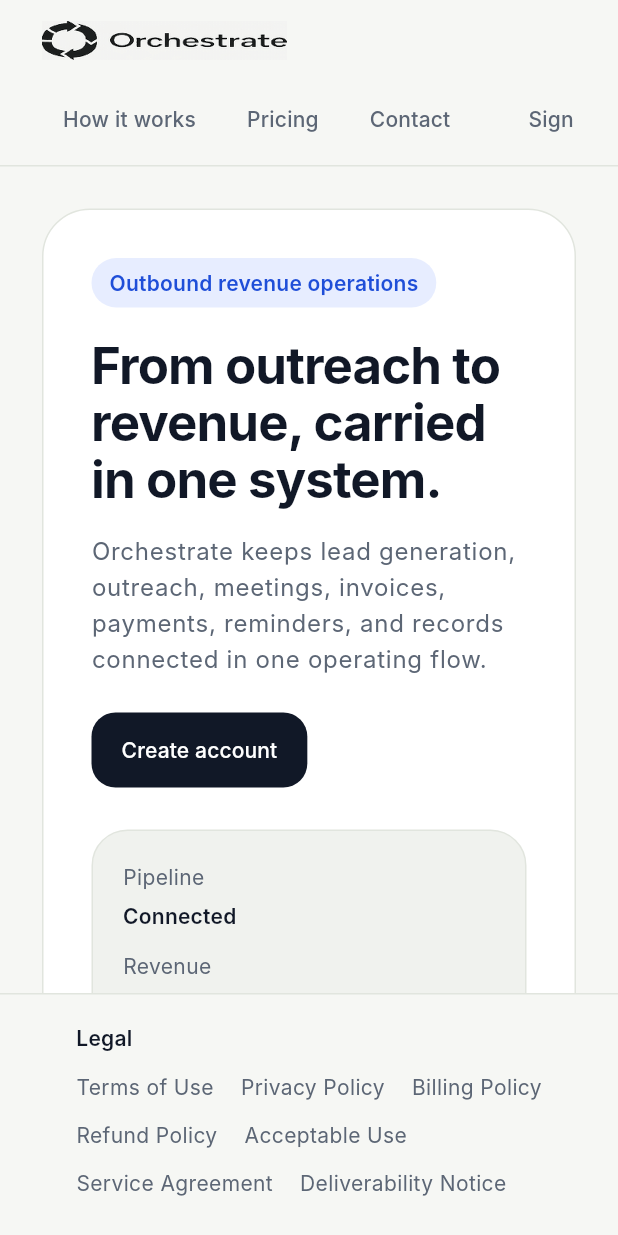
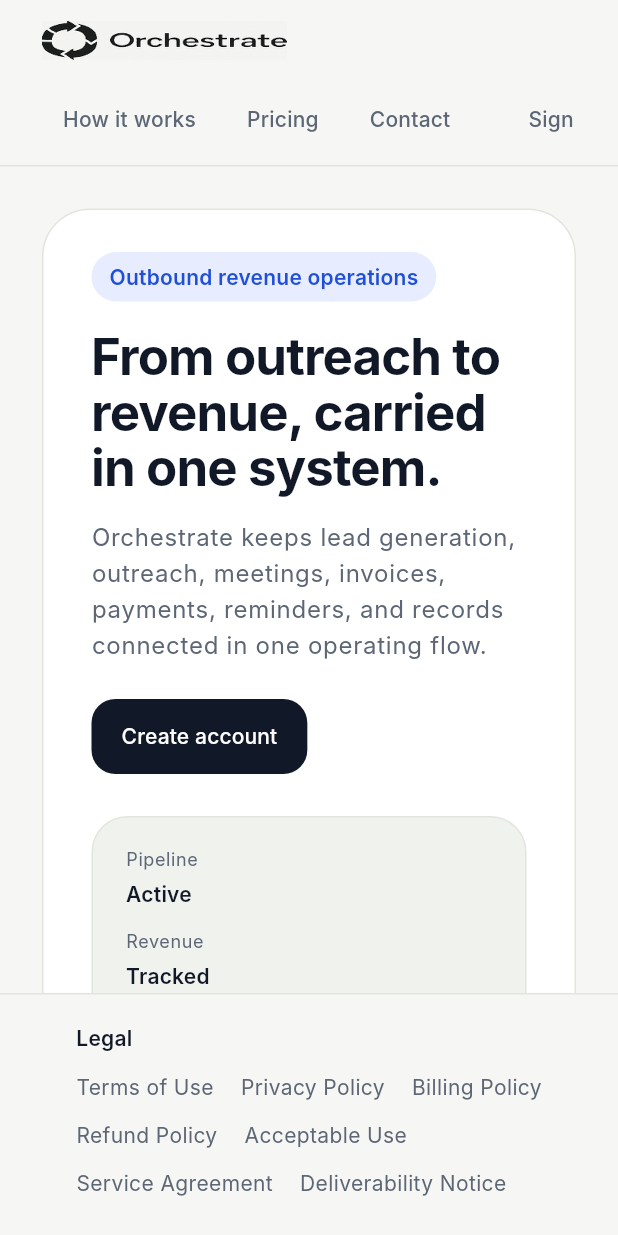
Before and after one commit to bajwa4u2/orchestrate-app, a Flutter app: the screen it shows after launch, on a phone screen of 412 x 824 dp. Run offline on Flutter 3.47's test engine with Material 3 defaults, Android fonts, the phone set to English and light mode, and no system bars; our stand-ins replace dio, go_router; network calls fail; Roboto replaces fonts that are missing (Inter).

Commit message:
public screen refined

```diff
--- a/lib/screens/public/public_home_screen.dart
+++ b/lib/screens/public/public_home_screen.dart
@@ -42,7 +42,7 @@ class _HeroSection extends StatelessWidget {
   @override
   Widget build(BuildContext context) {
     return Container(
-      padding: const EdgeInsets.all(32),
+      padding: const EdgeInsets.fromLTRB(32, 28, 32, 32),
       decoration: BoxDecoration(
         color: AppTheme.publicSurface,
         borderRadius: BorderRadius.circular(32),
@@ -68,14 +68,14 @@ class _HeroSection extends StatelessWidget {
                       ),
                 ),
               ),
-              const SizedBox(height: 20),
+              const SizedBox(height: 18),
               ConstrainedBox(
                 constraints: const BoxConstraints(maxWidth: 520),
                 child: Text(
                   'From outreach to revenue, carried in one system.',
                   style: Theme.of(context).textTheme.headlineLarge?.copyWith(
                         fontSize: stacked ? 34 : 38,
-                        height: 1.12,
+                        height: 1.10,
                         letterSpacing: -0.6,
                       ),
                 ),
@@ -158,27 +158,27 @@ class _HeroSignalPanel extends StatelessWidget {
   Widget build(BuildContext context) {
     return Container(
       width: double.infinity,
-      padding: const EdgeInsets.all(20),
+      padding: const EdgeInsets.fromLTRB(22, 20, 22, 22),
       decoration: BoxDecoration(
         color: AppTheme.publicSurfaceSoft,
         borderRadius: BorderRadius.circular(24),
         border: Border.all(color: AppTheme.publicLine),
       ),
       child: Wrap(
-        spacing: 18,
-        runSpacing: 14,
+        spacing: 28,
+        runSpacing: 16,
         children: const [
           _HeroSignalItem(
             label: 'Pipeline',
-            value: 'Connected',
+            value: 'Active',
           ),
           _HeroSignalItem(
             label: 'Revenue',
-            value: 'Attached',
+            value: 'Tracked',
           ),
           _HeroSignalItem(
             label: 'Continuity',
-            value: 'Carried',
+            value: 'Continuous',
           ),
         ],
       ),
@@ -198,13 +198,13 @@ class _HeroSignalItem extends StatelessWidget {
   @override
   Widget build(BuildContext context) {
     return ConstrainedBox(
-      constraints: const BoxConstraints(minWidth: 120, maxWidth: 180),
+      constraints: const BoxConstraints(minWidth: 130, maxWidth: 180),
       child: Column(
         crossAxisAlignment: CrossAxisAlignment.start,
         children: [
           Text(
             label,
-            style: Theme.of(context).textTheme.bodyMedium?.copyWith(
+            style: Theme.of(context).textTheme.bodySmall?.copyWith(
                   color: AppTheme.publicMuted,
                 ),
           ),
@@ -213,6 +213,7 @@ class _HeroSignalItem extends StatelessWidget {
             value,
             style: Theme.of(context).textTheme.titleMedium?.copyWith(
                   color: AppTheme.publicText,
+                  fontWeight: FontWeight.w600,
                 ),
           ),
         ],
```
